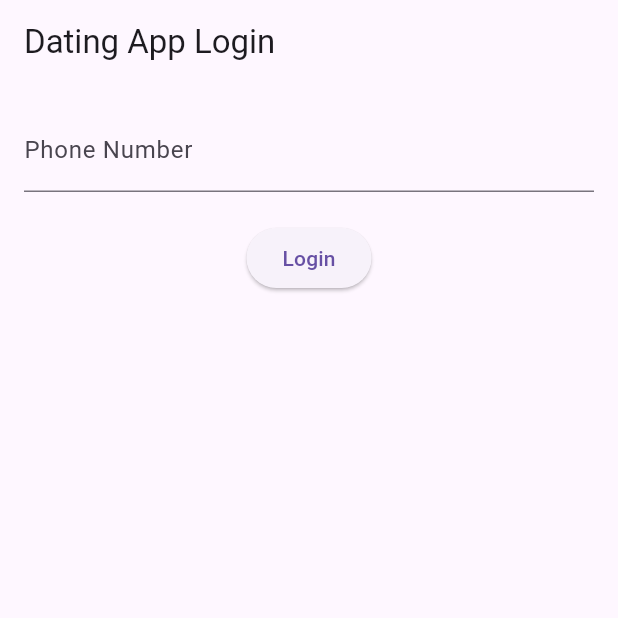
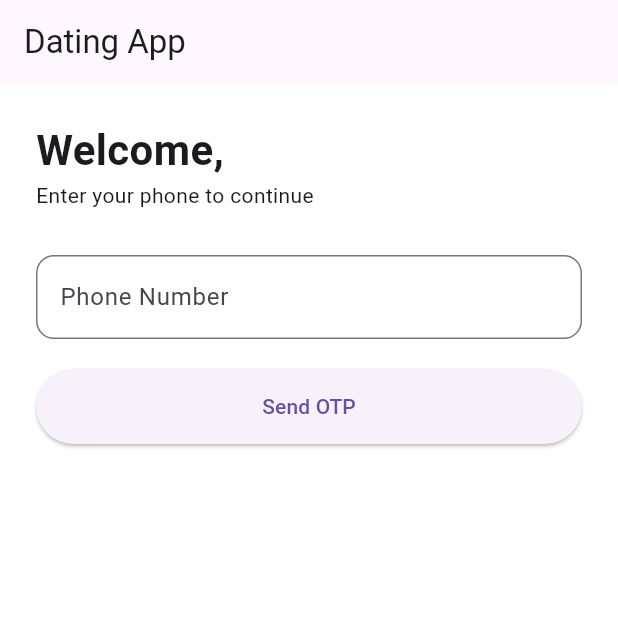
Before and after one commit to NYW-Org/dating-frontend, a Flutter app: the screen it shows after launch, on a phone screen of 412 x 824 dp, the top half of it. Run offline on Flutter 3.47's test engine with Material 3 defaults, Android fonts, the phone set to English and light mode, and no system bars; our stand-ins replace flutter_secure_storage, pinput.

Commit message:
@Naman-Rohilla | login work

```diff
--- a/lib/core/constants.dart
+++ b/lib/core/constants.dart
@@ -1,4 +1,5 @@
 class ApiConstants {
   static String baseUrl = "http://localhost:8080";
-  static String loginEndpoint = '$baseUrl/api/auth/login';
+  static String sendOtpEndpoint = '$baseUrl/api/auth/send-otp';
+  static String loginEndpoint = '$baseUrl/api/auth/validate-otp';
 }
--- a/lib/models/login_request.dart
+++ b/lib/models/login_request.dart
@@ -1,10 +1,14 @@
 
 class LoginRequest {
+  final String verificationId;
   final String phoneNumber;
+  final String code;
 
-  LoginRequest({required this.phoneNumber});
+  LoginRequest({required this.verificationId, required this.phoneNumber, required this.code});
 
   Map<String, dynamic> toJson() => {
+    'verificationId': verificationId,
     'phoneNumber': phoneNumber,
+    'code': code,
   };
 }
--- /dev/null
+++ b/lib/models/send_otp_request.dart
@@ -0,0 +1,10 @@
+class SendOtpRequest {
+  final String phoneNumber;
+
+  SendOtpRequest({required this.phoneNumber});
+
+  Map<String, dynamic> toJson() => {
+    'phoneNumber': phoneNumber,
+  };
+
+}
--- a/lib/screens/login_screen.dart
+++ b/lib/screens/login_screen.dart
@@ -1,4 +1,5 @@
 import 'package:flutter/material.dart';
+import 'package:pinput/pinput.dart'; // Add this for the 4 boxes
 import '../services/auth_service.dart';
 
 class LoginScreen extends StatefulWidget {
@@ -10,27 +11,51 @@ class LoginScreen extends StatefulWidget {
 
 class _LoginScreenState extends State<LoginScreen> {
   final _phoneController = TextEditingController();
+  final _otpController = TextEditingController();
   final _authService = AuthService();
+
   bool _isLoading = false;
+  bool _otpSent = false; // Track if we should show OTP boxes
 
   @override
   void dispose() {
     _phoneController.dispose();
+    _otpController.dispose();
     super.dispose();
   }
 
-  void _handleLogin() async {
+  // --- Step 1: Request OTP ---
+  void _handleSendOtp() async {
+    if (_phoneController.text.isEmpty) return;
+
     setState(() => _isLoading = true);
+    bool success = await _authService.sendOtp(_phoneController.text);
+    setState(() => _isLoading = false);
 
-    bool success = await _authService.login(_phoneController.text);
+    if (success && mounted) {
+      setState(() => _otpSent = true); // Show the OTP boxes
+      ScaffoldMessenger.of(context).showSnackBar(
+        const SnackBar(content: Text("OTP Sent successfully!")),
+      );
+    } else if (mounted) {
+      ScaffoldMessenger.of(context).showSnackBar(
+        const SnackBar(content: Text("Failed to send OTP")),
+      );
+    }
+  }
 
+  // --- Step 2: Verify OTP (Triggered automatically) ---
+  void _handleVerify(String code) async {
+    setState(() => _isLoading = true);
+    bool success = await _authService.login(_phoneController.text, code);
     setState(() => _isLoading = false);
 
     if (success && mounted) {
       Navigator.pushReplacementNamed(context, '/dashboard');
     } else if (mounted) {
+      _otpController.clear(); // Clear boxes on failure
       ScaffoldMessenger.of(context).showSnackBar(
-        const SnackBar(content: Text("Login Failed")),
+        const SnackBar(content: Text("Invalid OTP, try again")),
       );
     }
   }
@@ -38,20 +63,76 @@ class _LoginScreenState extends State<LoginScreen> {
   @override
   Widget build(BuildContext context) {
     return Scaffold(
-      appBar: AppBar(title: const Text("Dating App Login")),
+      backgroundColor: Colors.white,
+      appBar: AppBar(title: const Text("Dating App")),
       body: Padding(
-        padding: const EdgeInsets.all(16.0),
+        padding: const EdgeInsets.all(24.0),
         child: Column(
+          crossAxisAlignment: CrossAxisAlignment.start,
           children: [
+            const Text("Welcome,", style: TextStyle(fontSize: 28, fontWeight: FontWeight.bold)),
+            Text(_otpSent ? "Enter the code sent to your phone" : "Enter your phone to continue"),
+            const SizedBox(height: 30),
+
+            // Phone Input Field (Disabled once OTP is sent)
             TextField(
               controller: _phoneController,
-              decoration: const InputDecoration(labelText: "Phone Number"),
+              enabled: !_otpSent,
+              decoration: InputDecoration(
+                labelText: "Phone Number",
+                prefixText: "+91 ",
+                border: OutlineInputBorder(borderRadius: BorderRadius.circular(12)),
+              ),
               keyboardType: TextInputType.phone,
             ),
+
             const SizedBox(height: 20),
-            _isLoading
-                ? const CircularProgressIndicator()
-                : ElevatedButton(onPressed: _handleLogin, child: const Text("Login")),
+
+            // Logic: Show "Request OTP" button OR "4-Box PIN" input
+            if (!_otpSent)
+              SizedBox(
+                width: double.infinity,
+                height: 50,
+                child: ElevatedButton(
+                  onPressed: _isLoading ? null : _handleSendOtp,
+                  child: _isLoading
+                      ? const CircularProgressIndicator(color: Colors.white)
+                      : const Text("Send OTP"),
+                ),
+              )
+            else ...[
+              // The 4-Box PIN Input
+              Center(
+                child: Pinput(
+                  length: 4,
+                  controller: _otpController,
+                  autofocus: true,
+                  onCompleted: (pin) => _handleVerify(pin), // AUTO-TRIGGERS LOGIN
+                  defaultPinTheme: PinTheme(
+                    width: 56,
+                    height: 56,
+                    textStyle: const TextStyle(fontSize: 20, fontWeight: FontWeight.w600),
+                    decoration: BoxDecoration(
+                      border: Border.all(color: Colors.grey.shade300),
+                      borderRadius: BorderRadius.circular(8),
+                    ),
+                  ),
+                ),
+              ),
+              const SizedBox(height: 20),
+              Center(
+                child: TextButton(
+                  onPressed: () => setState(() => _otpSent = false),
+                  child: const Text("Edit Phone Number"),
+                ),
+              ),
+            ],
+
+            if (_isLoading && _otpSent)
+              const Center(child: Padding(
+                padding: EdgeInsets.all(20.0),
+                child: CircularProgressIndicator(),
+              )),
           ],
         ),
       ),
--- a/pubspec.yaml
+++ b/pubspec.yaml
@@ -1,4 +1,4 @@
-name: perosnel
+name: dating_app
 description: "Frontend application of dating"
 # The following line prevents the package from being accidentally published to
 # pub.dev using `flutter pub publish`. This is preferred for private packages.
@@ -32,6 +32,7 @@ dependencies:
     sdk: flutter
   http: ^1.1.0                # For API calls
   flutter_secure_storage: ^9.0.0
+  pinput: ^5.0.0
 
   # The following adds the Cupertino Icons font to your application.
   # Use with the CupertinoIcons class for iOS style icons.
```
Also changed, not shown: lib/services/auth_service.dart (+39 -7 lines), 17 other files.
